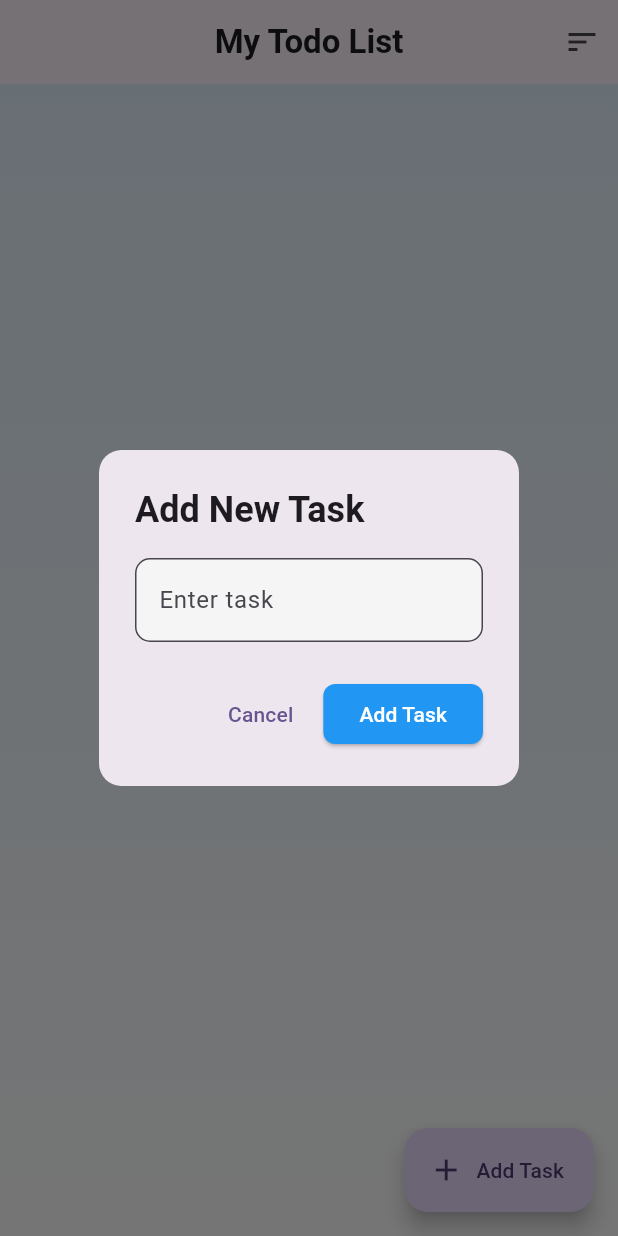
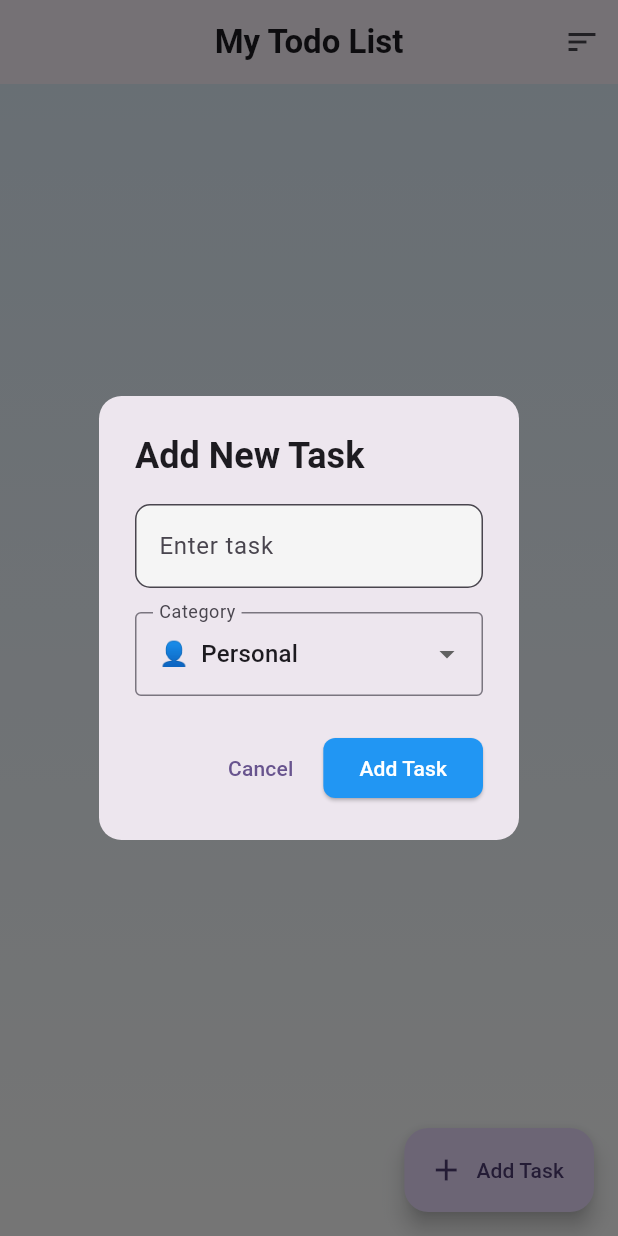
Before and after one commit to ArslanYousaf12/todo-list-sqflite, a Flutter app: the screen it shows after launch, after a tap on "Add Task", on a phone screen of 412 x 824 dp. Run offline on Flutter 3.47's test engine with Material 3 defaults, Android fonts, the phone set to English and light mode, and no system bars; our stand-ins replace sqflite; accounts and stored records are empty.

Commit message:
added category feature

```diff
--- a/lib/models/task_model.dart
+++ b/lib/models/task_model.dart
@@ -1,11 +1,13 @@
 class TaskModel {
+  final int id;
+  final String content;
+  final int status;
+  final int categoryId;
+
   TaskModel({
     required this.id,
+    required this.content,
     required this.status,
-    required this.content,
+    required this.categoryId,
   });
-
-  final int id;
-  final int status;
-  final String content;
 }
--- a/lib/pages/home_page.dart
+++ b/lib/pages/home_page.dart
@@ -1,4 +1,5 @@
 import 'package:flutter/material.dart';
+import 'package:todo_list_sqflite/pages/task_category.dart';
 import 'package:todo_list_sqflite/services/database_services.dart';
 
 class MyHomePage extends StatefulWidget {
@@ -12,6 +13,7 @@ class _MyHomePageState extends State<MyHomePage> {
   final DatabaseServices _databaseServices = DatabaseServices.instance;
   String? _task;
   final TextEditingController _textController = TextEditingController();
+  int _selectedCategory = 1; // Default category
 
   @override
   void dispose() {
@@ -28,7 +30,10 @@ class _MyHomePageState extends State<MyHomePage> {
               RoundedRectangleBorder(borderRadius: BorderRadius.circular(15)),
           title: const Text('Add New Task',
               style: TextStyle(fontWeight: FontWeight.bold)),
-          content: TextField(
+          content: Column(
+            mainAxisSize: MainAxisSize.min,
+            children: [
+              TextField(
                 controller: _textController,
                 onChanged: (value) => _task = value,
                 decoration: InputDecoration(
@@ -40,6 +45,33 @@ class _MyHomePageState extends State<MyHomePage> {
                   fillColor: Colors.grey[100],
                 ),
               ),
+              const SizedBox(height: 16),
+              DropdownButtonFormField<int>(
+                value: _selectedCategory,
+                decoration: const InputDecoration(
+                  labelText: 'Category',
+                  border: OutlineInputBorder(),
+                ),
+                items: categories.map((category) {
+                  return DropdownMenuItem(
+                    value: category.id,
+                    child: Row(
+                      children: [
+                        Text(category.icon),
+                        const SizedBox(width: 8),
+                        Text(category.name),
+                      ],
+                    ),
+                  );
+                }).toList(),
+                onChanged: (value) {
+                  setState(() {
+                    _selectedCategory = value!;
+                  });
+                },
+              ),
+            ],
+          ),
           actions: [
             TextButton(
               onPressed: () => Navigator.pop(context),
@@ -49,7 +81,7 @@ class _MyHomePageState extends State<MyHomePage> {
               onPressed: () {
                 if (_task?.isNotEmpty ?? false) {
                   setState(() {
-                    _databaseServices.add(_task!);
+                    _databaseServices.add(_task!, _selectedCategory);
                     _textController.clear();
                   });
                   Navigator.pop(context);
@@ -147,7 +179,8 @@ class _MyHomePageState extends State<MyHomePage> {
                             label: 'Undo',
                             onPressed: () {
                               setState(() {
-                                _databaseServices.add(task.content);
+                                _databaseServices.add(
+                                    task.content, task.categoryId);
                               });
                             },
                           ),
@@ -155,7 +188,10 @@ class _MyHomePageState extends State<MyHomePage> {
                       );
                     },
                     child: ListTile(
-                      leading: Checkbox(
+                      leading: Row(
+                        mainAxisSize: MainAxisSize.min,
+                        children: [
+                          Checkbox(
                             value: task.status == 1,
                             onChanged: (value) {
                               setState(() {
@@ -165,6 +201,11 @@ class _MyHomePageState extends State<MyHomePage> {
                                 );
                               });
                             },
+                          ),
+                          Text(categories
+                              .firstWhere((cat) => cat.id == task.categoryId)
+                              .icon),
+                        ],
                       ),
                       title: Text(
                         task.content,
--- a/lib/pages/task_category.dart
+++ b/lib/pages/task_category.dart
@@ -0,0 +1,22 @@
+class TaskCategory {
+  final int id;
+  final String name;
+  final String icon;
+  final String color;
+
+  TaskCategory({
+    required this.id,
+    required this.name,
+    required this.icon,
+    required this.color,
+  });
+}
+
+// Predefined categories
+final List<TaskCategory> categories = [
+  TaskCategory(id: 1, name: 'Personal', icon: '👤', color: '#FF4B4B'),
+  TaskCategory(id: 2, name: 'Work', icon: '💼', color: '#2196F3'),
+  TaskCategory(id: 3, name: 'Shopping', icon: '🛒', color: '#4CAF50'),
+  TaskCategory(id: 4, name: 'Health', icon: '💪', color: '#FF9800'),
+  TaskCategory(id: 5, name: 'Others', icon: '📝', color: '#9C27B0'),
+];
--- a/lib/services/database_services.dart
+++ b/lib/services/database_services.dart
@@ -16,6 +16,7 @@ class DatabaseServices {
   final String _taskColumnId = 'id';
   final String _taskColumnContent = 'content';
   final String _taskColumnStatus = 'status';
+  final String _taskColumnCategory = 'category_id';
 
   // Getter for the database instance
   Future<Database> get database async {
@@ -31,7 +32,7 @@ class DatabaseServices {
     final databaseDir =
         await getDatabasesPath(); // Get the path to the database directory
     final databasePath = join(databaseDir,
-        'todo_list.db'); // Create the full path for the database file
+        'todo_list1.db'); // Create the full path for the database file
     final database = await openDatabase(
       databasePath,
       version: 1,
@@ -39,9 +40,10 @@ class DatabaseServices {
         // SQL query to create the task table
         db.execute('''
         CREATE TABLE $_taskTable (
-          $_taskColumnId INTEGER PRIMARY KEY,
+          $_taskColumnId INTEGER PRIMARY KEY AUTOINCREMENT,
           $_taskColumnContent TEXT NOT NULL,
-          $_taskColumnStatus INTEGER NOT NULL)
+          $_taskColumnStatus INTEGER NOT NULL,
+          $_taskColumnCategory INTEGER NOT NULL)
          ''');
       },
     );
@@ -49,13 +51,14 @@ class DatabaseServices {
   }
 
   // Method to add a new task to the database
-  void add(String content) async {
+  void add(String content, int categoryId) async {
     final db = await database; // Get the database instance
     db.insert(
       _taskTable,
       {
         _taskColumnContent: content,
         _taskColumnStatus: 0, // Default status is 0 (incomplete)
+        _taskColumnCategory: categoryId,
       },
     );
   }
@@ -72,6 +75,7 @@ class DatabaseServices {
             id: e["id"] as int,
             status: e["status"] as int,
             content: e["content"] as String,
+            categoryId: e["category_id"] as int,
           ),
         )
         .toList(); // Convert the data to a list of TaskModel objects
```
Lines whose indentation alone changed are shown as unchanged.
